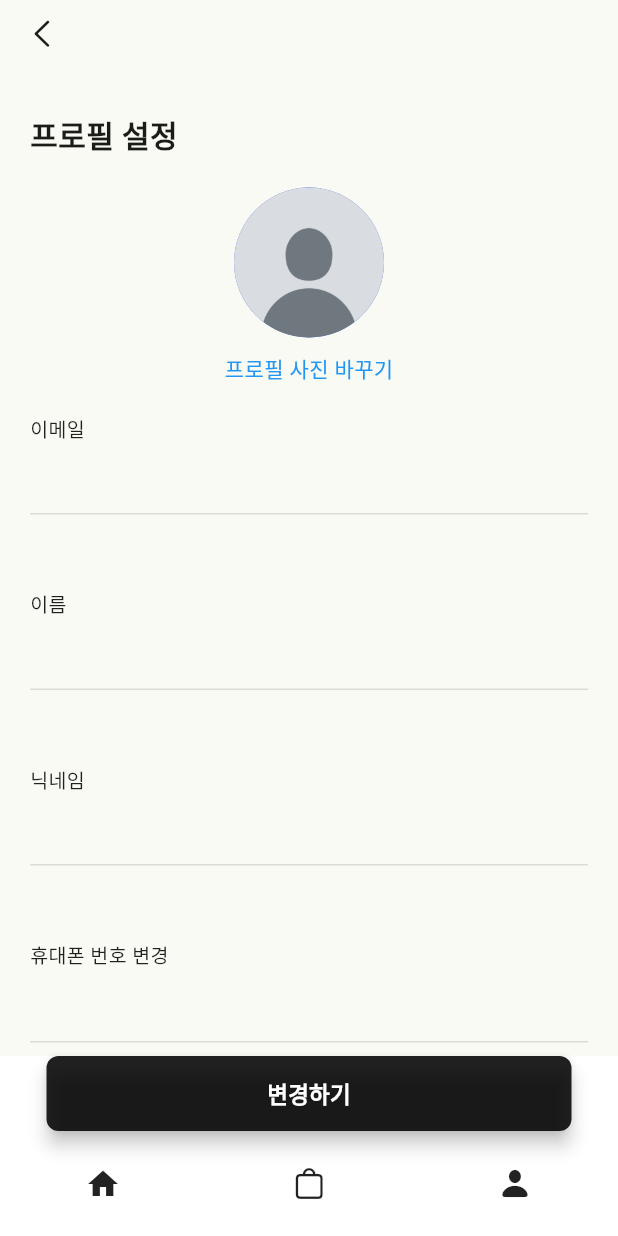
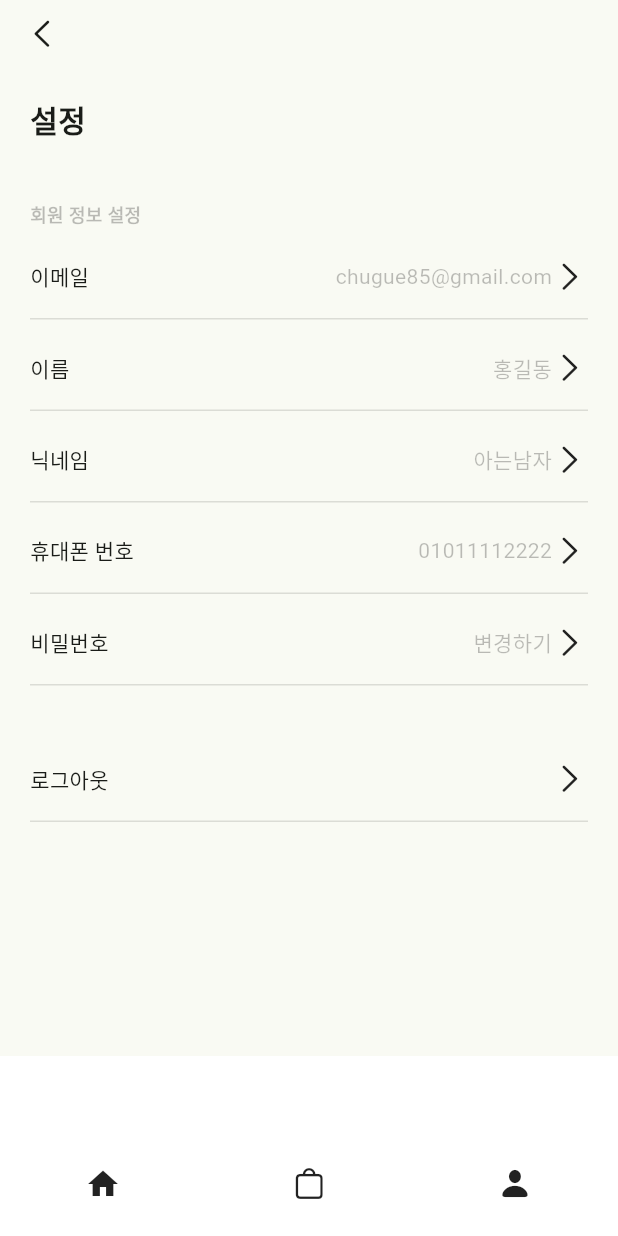
Before and after one commit to chugue/ropa-flutter-project, a Flutter app: the screen it shows after launch, on a phone screen of 412 x 824 dp. Run offline on Flutter 3.47's test engine with Material 3 defaults, Android fonts, the phone set to English and light mode, and no system bars.

Commit message:
setting-ing

```diff
--- a/lib/holder/main_holder.dart
+++ b/lib/holder/main_holder.dart
@@ -1,5 +1,8 @@
-import 'package:final_project_team02/holder/profile/profile_setting.dart';
+import 'package:final_project_team02/holder/profile/_profileMenus.dart';
+import 'package:flutter/cupertino.dart';
 import 'package:flutter/material.dart';
+
+import '../components/bottom_control.dart';
 
 class MainHolder extends StatelessWidget {
   const MainHolder({super.key});
@@ -8,18 +11,75 @@ class MainHolder extends StatelessWidget {
   Widget build(BuildContext context) {
     return Scaffold(
       backgroundColor: Colors.white,
-      body: ProfileSetting(),
+      body: Settings(),
     );
   }
 }
-// Scaffold(
-// appBar: AppBar(
-// elevation: 0,
-// leading: Icon(CupertinoIcons.chevron_left),
-// toolbarHeight: 45,
-// ),
-// bottomNavigationBar: Padding(
-// padding: const EdgeInsets.all(10),
-// child: BottomControl(),
-// ),
-// )
+
+// 설정 페이지
+class Settings extends StatelessWidget {
+  const Settings({
+    super.key,
+  });
+
+  @override
+  Widget build(BuildContext context) {
+    return Scaffold(
+      appBar: AppBar(
+        elevation: 0,
+        leading: Icon(CupertinoIcons.chevron_left),
+        toolbarHeight: 45,
+      ),
+      body: ListView(
+        padding: EdgeInsets.symmetric(horizontal: 20),
+        children: [
+          _buildTitle(),
+          SizedBox(height: 40),
+          _buildSmallTitle(),
+          SizedBox(height: 20),
+          ProfileMenus(field: "이메일", value: "chugue85@gmail.com"),
+          SizedBox(height: 20),
+          ProfileMenus(field: "이름", value: "홍길동"),
+          SizedBox(height: 20),
+          ProfileMenus(field: "닉네임", value: "아는남자"),
+          SizedBox(height: 20),
+          ProfileMenus(field: "휴대폰 번호", value: "01011112222"),
+          SizedBox(height: 20),
+          ProfileMenus(field: "비밀번호", value: "변경하기"),
+          SizedBox(height: 50),
+          ProfileMenus(field: "로그아웃", value: ""),
+        ],
+      ),
+      bottomNavigationBar: BottomControl(),
+    );
+  }
+}
+
+Widget _buildSmallTitle() {
+  return Container(
+    child: Text(
+      "회원 정보 설정",
+      style: TextStyle(
+        fontSize: 12,
+        fontWeight: FontWeight.w900,
+        color: Colors.black26,
+      ),
+    ),
+  );
+}
+
+Widget _buildTitle() => Container(
+      padding: EdgeInsets.only(top: 20),
+      child: Row(
+        mainAxisAlignment: MainAxisAlignment.start,
+        children: [
+          Text(
+            "설정",
+            style: TextStyle(
+              fontWeight: FontWeight.bold,
+              fontSize: 20,
+            ),
+          ),
+        ],
+      ),
+    );
--- /dev/null
+++ b/lib/holder/profile/_profileMenus.dart
@@ -0,0 +1,52 @@
+import 'package:flutter/cupertino.dart';
+import 'package:flutter/material.dart';
+
+class ProfileMenus extends StatelessWidget {
+  final String field;
+  final String value;
+
+  const ProfileMenus({
+    required this.field,
+    required this.value,
+  });
+
+  @override
+  Widget build(BuildContext context) {
+    return Column(
+      children: [
+        Row(
+          mainAxisAlignment: MainAxisAlignment.spaceBetween,
+          children: [
+            Text(field),
+            Container(
+              child: Row(
+                children: [
+                  Text(
+                    value,
+                    style: TextStyle(
+                      color: Colors.black26,
+                    ),
+                  ),
+                  Icon(
+                    CupertinoIcons.chevron_right,
+                    color: Colors.black87,
+                  ),
+                ],
+              ),
+            ),
+          ],
+        ),
+        Container(
+          padding: EdgeInsets.symmetric(vertical: 8),
+          decoration: BoxDecoration(
+            border: Border(
+              bottom: BorderSide(
+                color: Colors.black12,
+              ),
+            ),
+          ),
+        ),
+      ],
+    );
+  }
+}
--- a/lib/holder/profile/profile_setting.dart
+++ b/lib/holder/profile/profile_setting.dart
@@ -27,7 +27,7 @@ class ProfileSetting extends StatelessWidget {
         padding: EdgeInsets.symmetric(horizontal: 20),
         children: [
           SizedBox(height: 10),
-          _buildTitle(), // 프로필 설정
+          _buildTitle(), // 프로필 제목
           _buildPhoto(), // 사진, 바꾸기 칼럼
           SizedBox(height: 10),
           TextForm("이메일"), // 이메일
```
